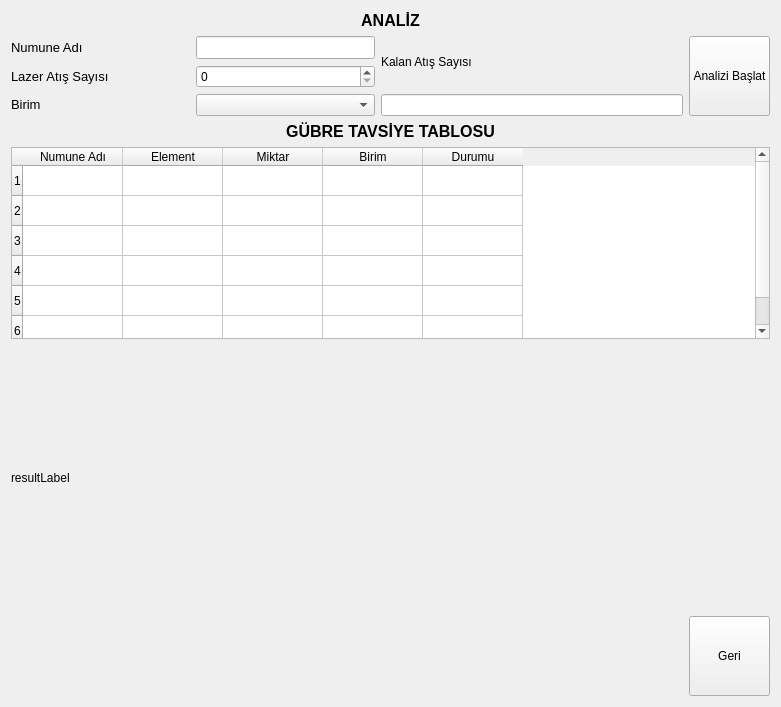
This is ui/analiz_window.ui in ugurgudelek/Libs as Qt 5 draws it before an edit. The edited form follows.
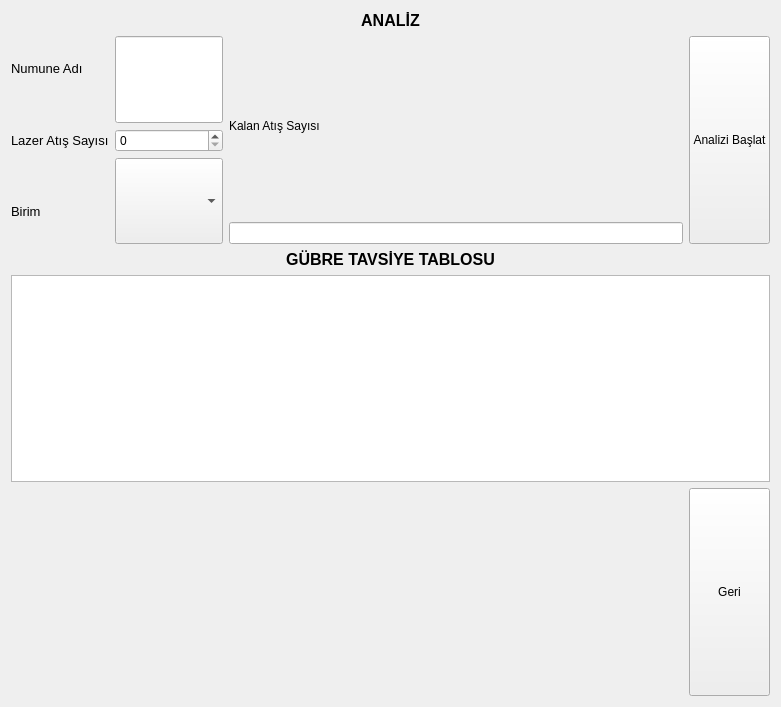
This is the edited form.

What changed in the file:
```diff
--- a/ui/analiz_window.ui
+++ b/ui/analiz_window.ui
@@ -161,84 +161,11 @@
        <verstretch>0</verstretch>
       </sizepolicy>
      </property>
-     <row>
-      <property name="text">
-       <string>1</string>
-      </property>
-     </row>
-     <row>
-      <property name="text">
-       <string>2</string>
-      </property>
-     </row>
-     <row>
-      <property name="text">
-       <string>3</string>
-      </property>
-     </row>
-     <row>
-      <property name="text">
-       <string>4</string>
-      </property>
-     </row>
-     <row>
-      <property name="text">
-       <string>5</string>
-      </property>
-     </row>
-     <row>
-      <property name="text">
-       <string>6</string>
-      </property>
-     </row>
-     <column>
-      <property name="text">
-       <string>Numune Adı</string>
-      </property>
-     </column>
-     <column>
-      <property name="text">
-       <string>Element</string>
-      </property>
-     </column>
-     <column>
-      <property name="text">
-       <string>Miktar</string>
-      </property>
-     </column>
-     <column>
-      <property name="text">
-       <string>Birim</string>
-      </property>
-     </column>
-     <column>
-      <property name="text">
-       <string>Durumu</string>
-      </property>
-     </column>
-     <item row="0" column="0">
-      <property name="text">
-       <string/>
-      </property>
-     </item>
-    </widget>
-   </item>
-   <item row="7" column="0" colspan="2">
-    <widget class="QLabel" name="resultLabel">
-     <property name="sizePolicy">
-      <sizepolicy hsizetype="Fixed" vsizetype="Fixed">
-       <horstretch>0</horstretch>
-       <verstretch>0</verstretch>
-      </sizepolicy>
+     <property name="rowCount">
+      <number>0</number>
      </property>
-     <property name="minimumSize">
-      <size>
-       <width>364</width>
-       <height>265</height>
-      </size>
-     </property>
-     <property name="text">
-      <string>resultLabel</string>
+     <property name="columnCount">
+      <number>0</number>
      </property>
     </widget>
    </item>
```
Left out of the diff: 63 changed lines with no effect on the pictures.
